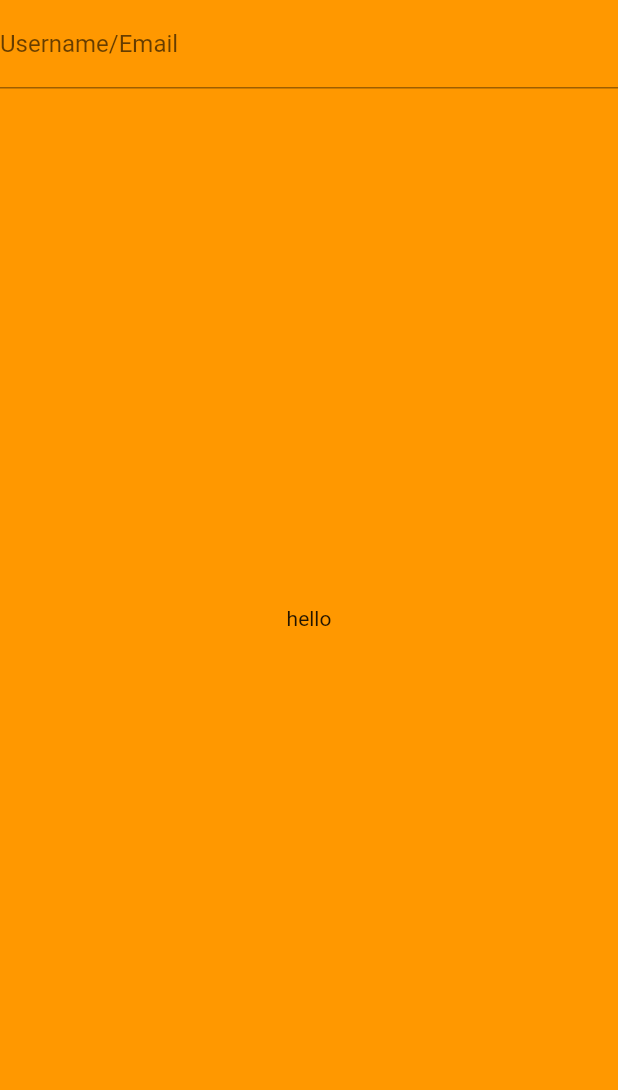
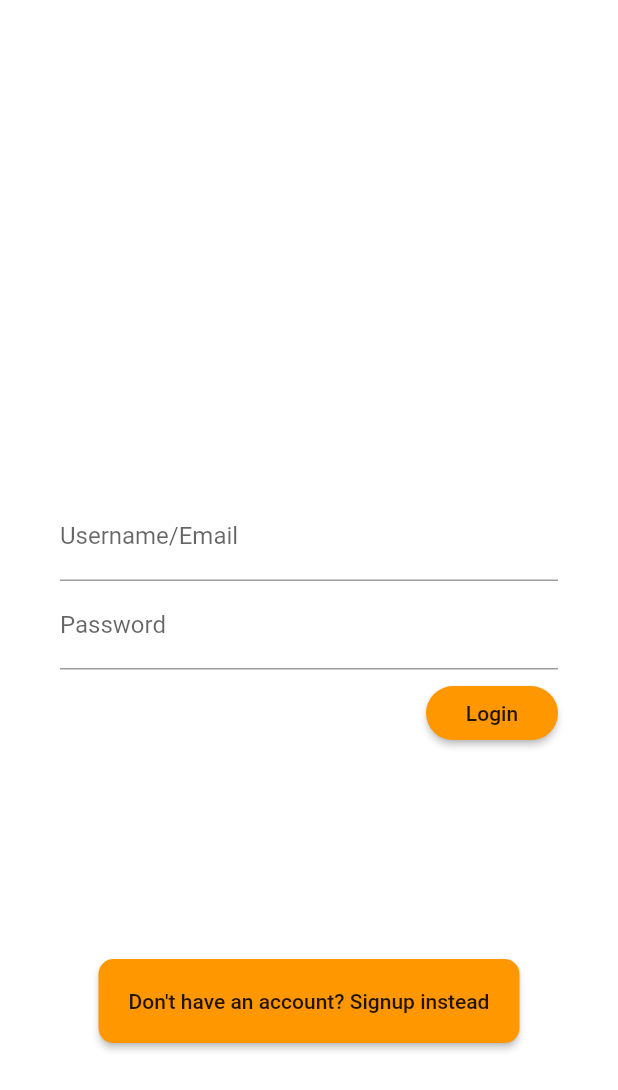
Before and after one commit to zweistein1326/rent_app, a Flutter app: the screen it shows after launch, on a phone screen of 412 x 824 dp. Shown: the top 1090 px of the screen. Run offline on Flutter 3.47's test engine with Material 2 defaults, Android fonts, the phone set to English and light mode, and no system bars.

Commit message:
update auth_screen

```diff
--- a/lib/screens/auth_screen.dart
+++ b/lib/screens/auth_screen.dart
@@ -4,15 +4,65 @@ class AuthScreen extends StatelessWidget {
   @override
   Widget build(BuildContext context) {
     return Scaffold(
-      backgroundColor: Theme.of(context).primaryColor,
-      body: Stack(
+      backgroundColor: Colors.white,
+      body: Column(
         children: <Widget>[
-          TextField(
-            decoration: InputDecoration(labelText: 'Username/Email'),
+          Container(
+            height: MediaQuery.of(context).size.height * 0.35,
+            child: Stack(
+              children: <Widget>[],
+            ),
           ),
-          Center(
-            child: Text('hello'),
-          )
+          Container(
+            color: Colors.white,
+            padding: EdgeInsets.all(40),
+            child: Column(
+              crossAxisAlignment: CrossAxisAlignment.end,
+              children: <Widget>[
+                TextField(
+                  decoration: InputDecoration(
+                    labelText: 'Username/Email',
+                  ),
+                  textInputAction: TextInputAction.next,
+                ),
+                TextField(
+                  decoration: InputDecoration(
+                    labelText: 'Password',
+                  ),
+                ),
+                SizedBox(
+                  height: 5,
+                ),
+                RaisedButton(
+                  child: Text('Login'),
+                  color: Theme.of(context).primaryColor,
+                  onPressed: () {
+                    //implement login
+                  },
+                  shape: RoundedRectangleBorder(
+                    borderRadius: BorderRadius.all(Radius.circular(30)),
+                  ),
+                  padding: EdgeInsets.all(10),
+                ),
+              ],
+            ),
+          ),
+          SizedBox(
+            height: 100,
+          ),
+          RaisedButton(
+              padding: EdgeInsets.all(20),
+              child: Text(
+                'Don\'t have an account? Signup instead',
+                style: TextStyle(fontSize: 14),
+              ),
+              color: Theme.of(context).primaryColor,
+              onPressed: () {
+                //implement sign up
+              },
+              shape: RoundedRectangleBorder(
+                borderRadius: BorderRadius.all(Radius.circular(10)),
+              )),
         ],
       ),
     );
```
